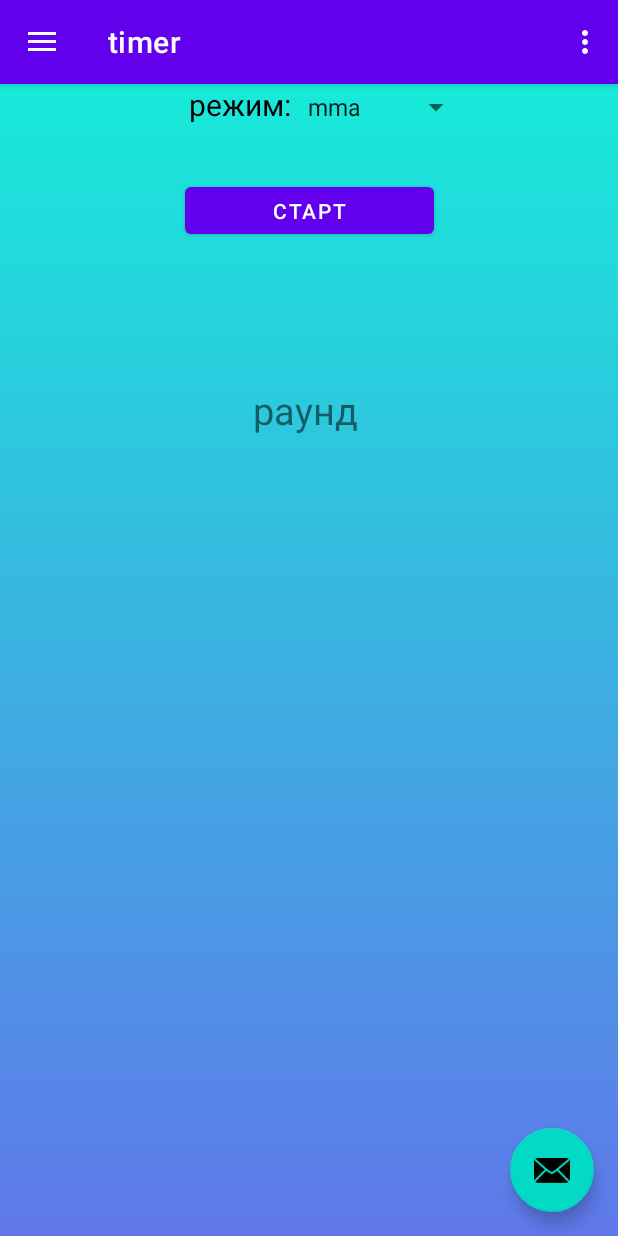
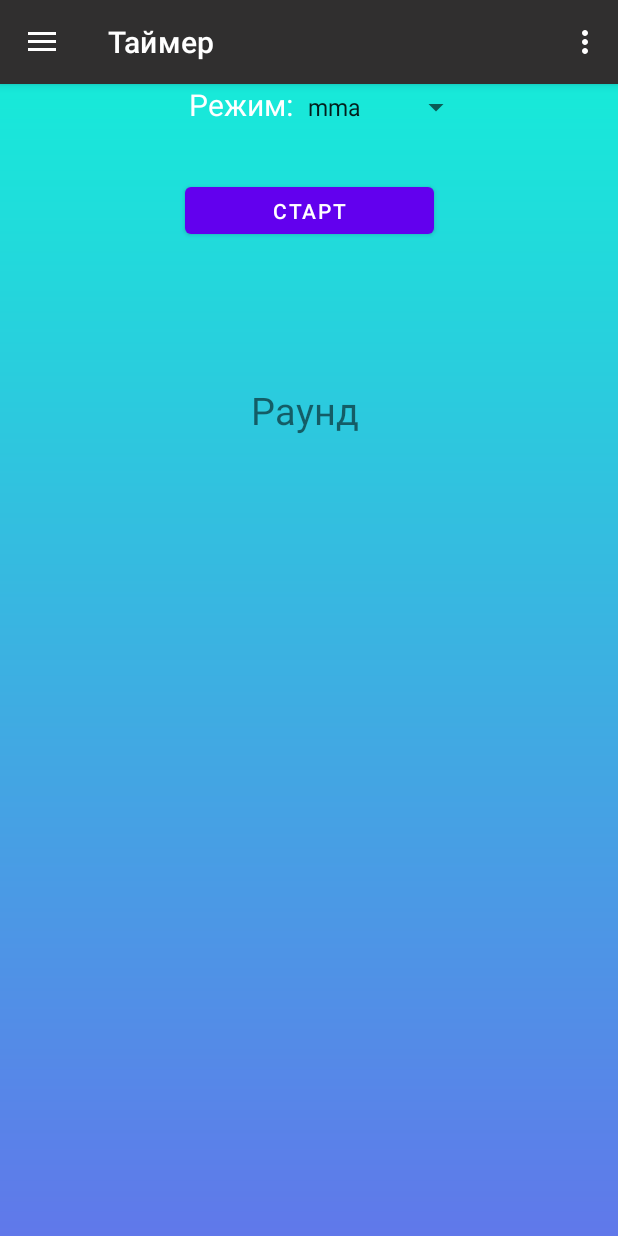
Before and after one commit to KostinMikhail/BoxingTimer, an Android app: the screen it shows after launch (MainActivity), on a phone screen of 412 x 824 dp. Run offline under Robolectric (Android 15) with nearby library versions, the light colour scheme and no system bars; our stand-ins replace Room's generated code, navigation-ui.

Commit message:
designInProgress

```diff
--- a/app/src/main/java/com/example/timeplateactivity/MainActivity.kt
+++ b/app/src/main/java/com/example/timeplateactivity/MainActivity.kt
@@ -1,13 +1,7 @@
 package com.example.timeplateactivity
 
-import android.content.Intent
 import android.os.Bundle
 import android.view.Menu
-import android.view.View
-import android.widget.ArrayAdapter
-import android.widget.Button
-import android.widget.Spinner
-import android.widget.Toast
 import com.google.android.material.snackbar.Snackbar
 import com.google.android.material.navigation.NavigationView
 import androidx.navigation.findNavController
@@ -17,10 +11,7 @@ import androidx.navigation.ui.setupActionBarWithNavController
 import androidx.navigation.ui.setupWithNavController
 import androidx.drawerlayout.widget.DrawerLayout
 import androidx.appcompat.app.AppCompatActivity
-import androidx.core.view.WindowCompat
 import com.example.timeplateactivity.databinding.ActivityMainBinding
-import androidx.activity.ComponentActivity
-import androidx.activity.compose.setContent
 import androidx.room.Room
 import com.example.timeplateactivity.data.repository.AppDatabase
 import com.example.timeplateactivity.data.repository.Profile
@@ -54,17 +45,17 @@ class MainActivity : AppCompatActivity() {
         setContentView(binding.root)
         setSupportActionBar(binding.appBarMain.toolbar)
 
-        binding.appBarMain.fab.setOnClickListener { view ->
-            Snackbar.make(view, "no action here", Snackbar.LENGTH_LONG)
-                .setAction("Action", null).show()
-        }
+//        binding.appBarMain.fab.setOnClickListener { view ->
+//            Snackbar.make(view, "no action here", Snackbar.LENGTH_LONG)
+//                .setAction("Action", null).show()
+//        }
         val drawerLayout: DrawerLayout = binding.drawerLayout
         val navView: NavigationView = binding.navView
         val navController = findNavController(R.id.nav_host_fragment_content_main)
 
         appBarConfiguration = AppBarConfiguration(
             setOf(
-                R.id.nav_home, R.id.nav_gallery, R.id.nav_slideshow
+                R.id.nav_home, R.id.nav_settings, R.id.nav_calc
             ), drawerLayout
         )
         setupActionBarWithNavController(navController, appBarConfiguration)
--- a/app/src/main/java/com/example/timeplateactivity/ui/home/HomeFragment.kt
+++ b/app/src/main/java/com/example/timeplateactivity/ui/home/HomeFragment.kt
@@ -386,8 +386,7 @@ ctrl+p = справка, что запихнуть в скобки
 ***************************
 
 вопросы:
-1) не меняется цвет кнопки
-2) не совпадают размеры дизайна с экраном
+1)
 
 14) приложение крашится, когда запускаю таймер и перехожу на новый фрагмент
 ***************************
--- a/app/src/main/res/layout/activity_main.xml
+++ b/app/src/main/res/layout/activity_main.xml
@@ -21,8 +21,10 @@
         android:layout_height="match_parent"
         android:layout_gravity="start"
         android:fitsSystemWindows="true"
+        android:backgroundTint="@color/bg2Dark"
+        app:itemTextColor="@color/white"
         app:headerLayout="@layout/nav_header_main"
-        app:menu="@menu/activity_main_drawer" >
+        app:menu="@menu/activity_main_drawer">
 
 
     </com.google.android.material.navigation.NavigationView>
--- a/app/src/main/res/layout/app_bar_main.xml
+++ b/app/src/main/res/layout/app_bar_main.xml
@@ -15,20 +15,12 @@
             android:id="@+id/toolbar"
             android:layout_width="match_parent"
             android:layout_height="?attr/actionBarSize"
-            android:background="?attr/colorPrimary"
+            android:background="@color/bg2Dark"
             app:popupTheme="@style/Theme.TimeplateActivity.PopupOverlay" />
 
     </com.google.android.material.appbar.AppBarLayout>
 
     <include layout="@layout/content_main" />
 
-    <com.google.android.material.floatingactionbutton.FloatingActionButton
-        android:id="@+id/fab"
-        android:layout_width="wrap_content"
-        android:layout_height="wrap_content"
-        android:layout_gravity="bottom|end"
-        android:layout_marginEnd="@dimen/fab_margin"
-        android:layout_marginBottom="16dp"
-        app:srcCompat="@android:drawable/ic_dialog_email" />
 
 </androidx.coordinatorlayout.widget.CoordinatorLayout>
--- a/app/src/main/res/layout/fragment_home.xml
+++ b/app/src/main/res/layout/fragment_home.xml
@@ -4,7 +4,8 @@
     xmlns:tools="http://schemas.android.com/tools"
     android:layout_width="match_parent"
     android:layout_height="match_parent"
-    tools:context=".ui.home.HomeFragment">
+    tools:context=".ui.home.HomeFragment"
+    android:background="@color/timerBG">
 
 
     <Button
@@ -79,7 +80,7 @@
         android:layout_width="71dp"
         android:layout_height="59dp"
         android:text="@string/profile"
-        android:textColor="@color/black"
+        android:textColor="@color/white"
         android:textSize="20sp"
         app:layout_constraintEnd_toStartOf="@+id/spinner"
         tools:ignore="MissingConstraints"
--- a/app/src/main/res/menu/activity_main_drawer.xml
+++ b/app/src/main/res/menu/activity_main_drawer.xml
@@ -1,20 +1,24 @@
 <?xml version="1.0" encoding="utf-8"?>
 <menu xmlns:android="http://schemas.android.com/apk/res/android"
     xmlns:tools="http://schemas.android.com/tools"
-    tools:showIn="navigation_view">
+    tools:showIn="navigation_view"
+
+    >
 
     <group android:checkableBehavior="single">
         <item
             android:id="@+id/nav_home"
-            android:icon="@drawable/ic_menu_camera"
-            android:title="@string/menu_home" />
+
+            android:title="@string/timer"
+
+            />
         <item
-            android:id="@+id/nav_gallery"
-            android:icon="@drawable/ic_menu_gallery"
-            android:title="@string/menu_gallery" />
+            android:id="@+id/nav_settings"
+
+            android:title="@string/settings" />
         <item
-            android:id="@+id/nav_slideshow"
-            android:icon="@drawable/ic_menu_slideshow"
-            android:title="@string/menu_slideshow" />
+            android:id="@+id/nav_calc"
+
+            android:title="@string/nutrition_calc" />
     </group>
 </menu>
--- a/app/src/main/res/mipmap-anydpi-v26/ic_launcher.xml
+++ b/app/src/main/res/mipmap-anydpi-v26/ic_launcher.xml
@@ -1,5 +1,5 @@
 <?xml version="1.0" encoding="utf-8"?>
 <adaptive-icon xmlns:android="http://schemas.android.com/apk/res/android">
-    <background android:drawable="@drawable/ic_launcher_background" />
-    <foreground android:drawable="@drawable/ic_launcher_foreground" />
+
+    <foreground android:drawable="@drawable/icon800" />
 </adaptive-icon>
--- a/app/src/main/res/mipmap-anydpi-v26/ic_launcher_round.xml
+++ b/app/src/main/res/mipmap-anydpi-v26/ic_launcher_round.xml
@@ -1,5 +1,5 @@
 <?xml version="1.0" encoding="utf-8"?>
 <adaptive-icon xmlns:android="http://schemas.android.com/apk/res/android">
-    <background android:drawable="@drawable/ic_launcher_background" />
-    <foreground android:drawable="@drawable/ic_launcher_foreground" />
+
+    <foreground android:drawable="@drawable/icon800" />
 </adaptive-icon>
--- a/app/src/main/res/navigation/mobile_navigation.xml
+++ b/app/src/main/res/navigation/mobile_navigation.xml
@@ -8,18 +8,18 @@
     <fragment
         android:id="@+id/nav_home"
         android:name="com.example.timeplateactivity.ui.home.HomeFragment"
-        android:label="@string/menu_home"
+        android:label="@string/timer"
         tools:layout="@layout/fragment_home" />
 
     <fragment
-        android:id="@+id/nav_gallery"
+        android:id="@+id/nav_settings"
         android:name="com.example.timeplateactivity.ui.settings.SettingsFragment"
-        android:label="@string/menu_gallery"
+        android:label="@string/settings"
         tools:layout="@layout/fragment_settings" />
 
     <fragment
-        android:id="@+id/nav_slideshow"
+        android:id="@+id/nav_calc"
         android:name="com.example.timeplateactivity.ui.calc.CalcFragment"
-        android:label="@string/menu_slideshow"
+        android:label="@string/nutrition_calc"
         tools:layout="@layout/fragment_calc" />
 </navigation>
--- a/app/src/main/res/values/colors.xml
+++ b/app/src/main/res/values/colors.xml
@@ -24,6 +24,8 @@
     <color name="bg2Dark">#302F2F</color>
     <color name="primary50Transparent">#8CF59B59</color>
     <color name="primary">#F59B59</color>
+    <color name="calcBG">#302e2f</color>
+    <color name="timerBG">#141414</color>
 
 
 </resources>
--- a/app/src/main/res/values/strings.xml
+++ b/app/src/main/res/values/strings.xml
@@ -1,5 +1,5 @@
 <resources>
-    <string name="app_name">timeplate activity</string>
+    <string name="app_name">Боксёрский таймер</string>
     <string name="navigation_drawer_open">Open navigation drawer</string>
     <string name="navigation_drawer_close">Close navigation drawer</string>
     <string name="nav_header_title">Android Studio</string>
@@ -7,43 +7,43 @@
     <string name="nav_header_desc">Navigation header</string>
     <string name="action_settings">Settings</string>
 
-    <string name="menu_home">timer</string>
-    <string name="menu_gallery">settings</string>
-    <string name="menu_slideshow">nutrition calculator</string>
+    <string name="timer">Таймер</string>
+    <string name="settings">Настройки</string>
+    <string name="nutrition_calc">Калькулятор калорий</string>
 
 
     <string name="test">ViewBindingSample</string>
-    <string name="noName">не заполнено название</string>
-    <string name="noRoundAmount">не указанно количество раундов</string>
-    <string name="noRestTime">не указанно время отдыха</string>
-    <string name="noRoundTime">не указанно время раунда</string>
+    <string name="noName">Не заполнено название</string>
+    <string name="noRoundAmount">Не указанно количество раундов</string>
+    <string name="noRestTime">Не указанно время отдыха</string>
+    <string name="noRoundTime">Не указанно время раунда</string>
 
-    <string name="saved">сохранено</string>
-    <string name="deleted">удалено</string>
-    <string name="youCantDeleteThis">вы не можете удалить этот режим</string>
-    <string name="secondsRemaining">\"секунд осталось: \"</string>
+    <string name="saved">Сохранено</string>
+    <string name="deleted">Удалено</string>
+    <string name="youCantDeleteThis">Вы не можете удалить этот режим</string>
+    <string name="secondsRemaining">\"Секунд осталось: \"</string>
 
-    <string name="start">старт</string>
-    <string name="profile">режим:</string>
-    <string name="resume">продолжить</string>
-    <string name="stop">стоп</string>
-    <string name="done">конец тренировки</string>
-    <string name="startAgain">начать заного</string>
-    <string name="rest">отдых</string>
-    <string name="resting">"отдых: "</string>
-    <string name="firstRound">первый раунд</string>
-    <string name="getReady">приготовьтесь</string>
-    <string name="secondRemaining">"секунд осталось: "</string>
-    <string name="showRound">"раунд "</string>
-    <string name="restart">рестарт</string>
-    <string name="roundTime">время на раунд</string>
-    <string name="restTime">время на отдых</string>
-    <string name="roundAmount">количество раундов</string>
-    <string name="profileName">название режима</string>
-    <string name="create">создать</string>
-    <string name="delete">удалить</string>
-    <string name="Male">мужской</string>
-    <string name="Female">женский</string>
+    <string name="start">Старт</string>
+    <string name="profile">Режим:</string>
+    <string name="resume">Продолжить</string>
+    <string name="stop">Стоп</string>
+    <string name="done">Конец тренировки</string>
+    <string name="startAgain">Начать заного</string>
+    <string name="rest">Отдых</string>
+    <string name="resting">"Отдых: "</string>
+    <string name="firstRound">Первый раунд</string>
+    <string name="getReady">Приготовьтесь</string>
+    <string name="secondRemaining">"Секунд осталось: "</string>
+    <string name="showRound">"Раунд "</string>
+    <string name="restart">Рестарт</string>
+    <string name="roundTime">Время на раунд</string>
+    <string name="restTime">Время на отдых</string>
+    <string name="roundAmount">Количество раундов</string>
+    <string name="profileName">Название режима</string>
+    <string name="create">Создать</string>
+    <string name="delete">Удалить</string>
+    <string name="Male">Мужской</string>
+    <string name="Female">Женский</string>
     <string name="sex">Пол</string>
     <string name="height">Рост</string>
     <string name="age">Возраст</string>
```
Also changed, not shown: app/src/main/res/layout/fragment_calc.xml (+17 -7 lines), app/src/main/res/layout/nav_header_main.xml (+4 -16 lines), app/src/main/res/drawable-v24/icon.PNG (added), app/src/main/res/drawable-v24/icon512.png (added), app/src/main/res/drawable-v24/icon800.png (added), app/src/main/res/drawable-v24/icon_light.png (added), app/src/main/res/drawable-v24/none.png (added).
